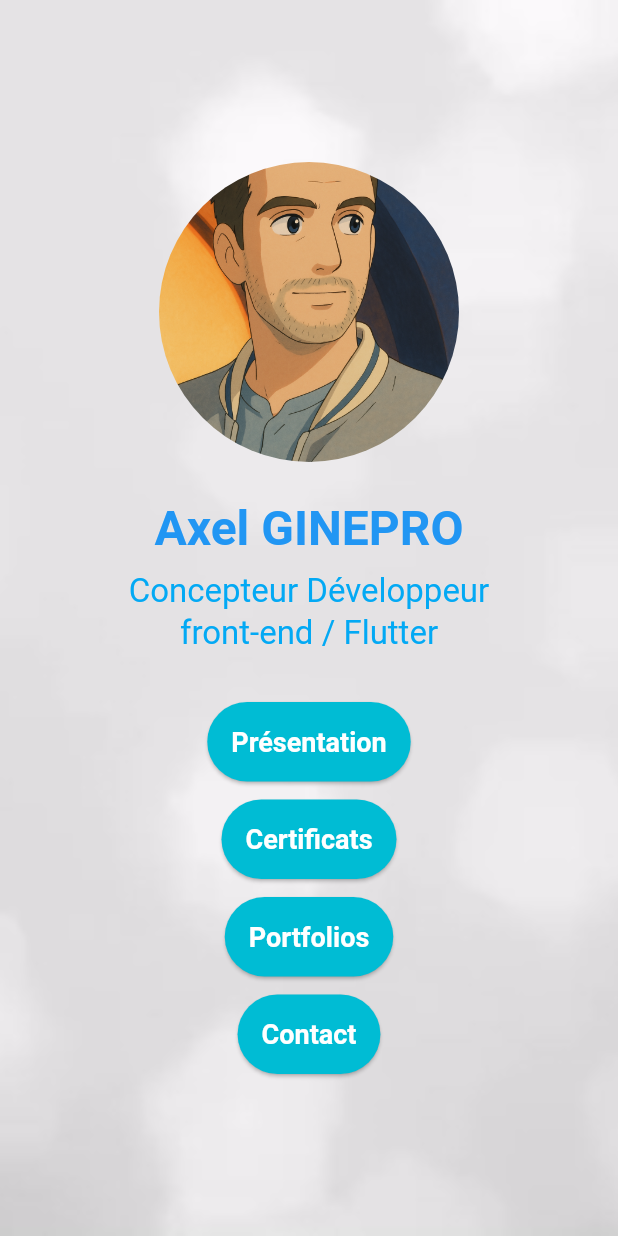
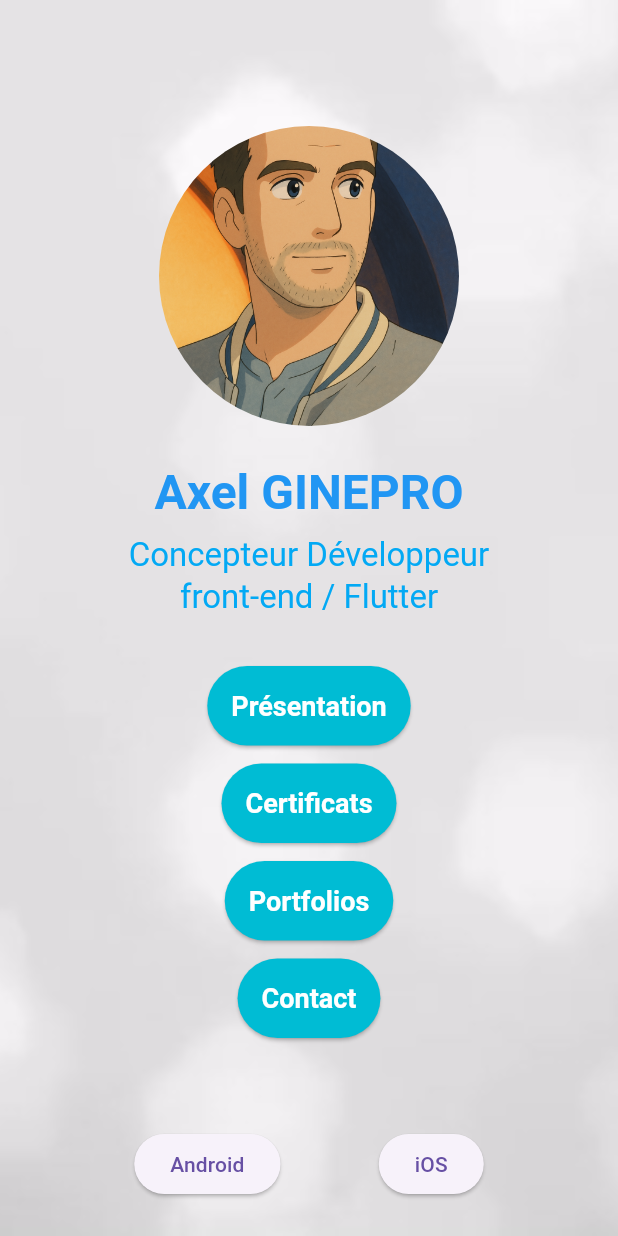
Before and after one commit to axelginepro/portfolio_flutter, a Flutter app: the screen it shows after launch, on a phone screen of 412 x 824 dp. Run offline on Flutter 3.47's test engine with Material 3 defaults, Android fonts, the phone set to English and light mode, and no system bars; drawn by our look-alikes of flutter_animate; our stand-ins replace flutter_riverpod, flutter_staggered_animations, font_awesome_flutter, google_fonts, responsive_framework.

Commit message:
Home screen : ajout boutons liens web dl pour android & iOS

```diff
--- a/lib/features/home/home_screen.dart
+++ b/lib/features/home/home_screen.dart
@@ -1,5 +1,6 @@
 import 'package:flutter/material.dart';
 import 'package:flutter_animate/flutter_animate.dart';
+import 'package:url_launcher/url_launcher.dart';
 import '../../shared/widgets/nav_button_home.dart';
 
 class HomeScreen extends StatelessWidget {
@@ -24,6 +25,7 @@ class HomeScreen extends StatelessWidget {
               child: Column(
                 mainAxisAlignment: MainAxisAlignment.center,
                 children: [
+                  const Spacer(),
                   ClipOval(
                     child: Image.asset(
                       'assets/images/profile.png',
@@ -36,7 +38,7 @@ class HomeScreen extends StatelessWidget {
                   Text(
                     'Axel GINEPRO',
                     style: theme.textTheme.headlineLarge?.copyWith(
-                      fontWeight: FontWeight.bold, color: Colors.blue
+                        fontWeight: FontWeight.bold, color: Colors.blue
                     ),
                   ).animate().fade(delay: 400.ms).slideY(begin: 0.2, end: 0),
                   const SizedBox(height: 8),
@@ -78,6 +80,26 @@ class HomeScreen extends StatelessWidget {
                       ),
                     ],
                   ),
+                  const Spacer(),
+                  Row(
+                    mainAxisAlignment: MainAxisAlignment.spaceEvenly,
+                    children: [
+                      ElevatedButton(
+                        onPressed: () {
+                          // Replace with your Android link
+                          launchUrl(Uri.parse('https://drive.google.com/file/d/1I_js5_0Gxrr_jyW-pNgC9P82dk9OZVMi/view?usp=drive_link'));
+                        },
+                        child: Text('Android'),
+                      ),
+                      ElevatedButton(
+                        onPressed: () {
+                          // Replace with your iOS link
+                          launchUrl(Uri.parse('https://www.apple.com/app-store/'));
+                        },
+                        child: Text('iOS'),
+                      ),
+                    ],
+                  )
                 ],
               ),
             ),
```
Also changed, not shown: 1 other file.
